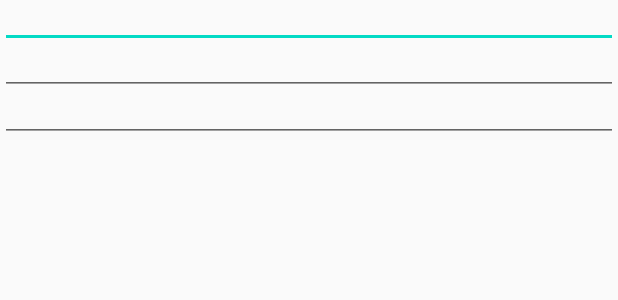
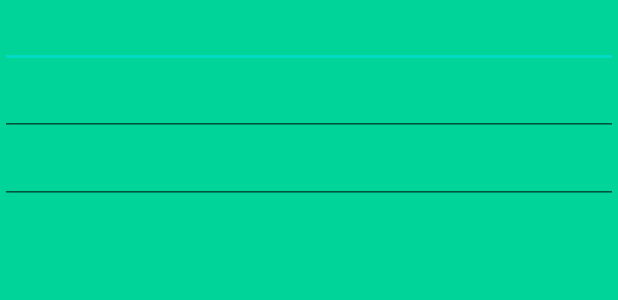
Before and after one commit to Danito06/HolaMundoAndroid, an Android app: the layout activity_conversor.xml on its own in the app's theme, with its tools: preview values and no code run, on a phone screen of 412 x 824 dp. Shown: the top 300 px of the screen. Run offline under Robolectric (Android 15) with nearby library versions, the phone set to English and light mode, and no system bars.

```diff
--- a/app/src/main/res/layout/activity_conversor.xml
+++ b/app/src/main/res/layout/activity_conversor.xml
@@ -9,28 +9,27 @@
     <LinearLayout
         android:layout_width="match_parent"
         android:layout_height="match_parent"
-        android:orientation="vertical"
-        tools:layout_editor_absoluteX="0dp"
-        tools:layout_editor_absoluteY="0dp">
+        android:background="#00D498"
+        android:orientation="vertical">
 
         <EditText
-            android:id="@+id/editTextNumberXL"
+            android:id="@+id/editTextNumberXC1"
             android:layout_width="match_parent"
-            android:layout_height="32dp"
+            android:layout_height="wrap_content"
             android:ems="10"
             android:inputType="number" />
 
         <EditText
-            android:id="@+id/editTextNumberYL"
+            android:id="@+id/editTextNumberYC1"
             android:layout_width="match_parent"
-            android:layout_height="31dp"
+            android:layout_height="wrap_content"
             android:ems="10"
             android:inputType="number" />
 
         <EditText
-            android:id="@+id/editTextNumbertotalL"
+            android:id="@+id/editTextNumberTotalC1"
             android:layout_width="match_parent"
-            android:layout_height="31dp"
+            android:layout_height="wrap_content"
             android:ems="10"
             android:inputType="number" />
     </LinearLayout>
--- a/app/src/main/res/layout/activity_main.xml
+++ b/app/src/main/res/layout/activity_main.xml
@@ -47,7 +47,7 @@
             android:layout_width="171dp"
             android:layout_height="wrap_content"
             android:background="#2196F3"
-            android:text="Conversor °C a °F" />
+            android:text="Conversor de minutos a segundos" />
     </LinearLayout>
 
 
```
Also changed, not shown: app/src/main/java/com/erick/brito/corona/Conversor.java (+5 -18 lines).
